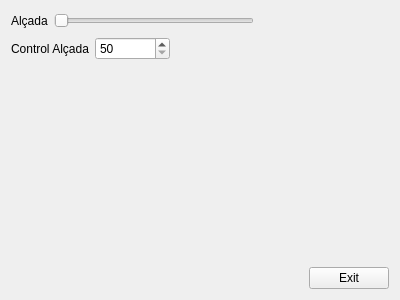
First picture: the form in blocs/bloc-QT/QT1/rellotge/MyForm.ui, repository alexcatmu/IDI-Fib, before the edit.
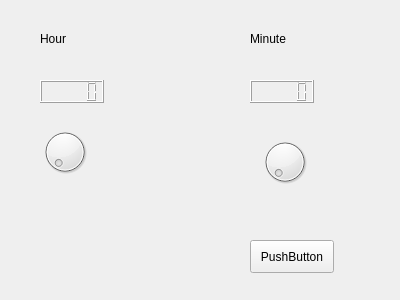
Second picture: the form after the edit.

The edit to the form file:
```diff
--- a/blocs/bloc-QT/QT1/rellotge/MyForm.ui
+++ b/blocs/bloc-QT/QT1/rellotge/MyForm.ui
@@ -13,147 +13,85 @@
   <property name="windowTitle">
    <string>Form</string>
   </property>
-  <layout class="QVBoxLayout" name="verticalLayout_2">
-   <item>
-    <layout class="QHBoxLayout" name="horizontalLayout">
-     <item>
-      <widget class="QLabel" name="label">
-       <property name="text">
-        <string>Alçada</string>
-       </property>
-      </widget>
-     </item>
-     <item>
-      <widget class="QSlider" name="horizontalSlider">
-       <property name="minimumSize">
-        <size>
-         <width>200</width>
-         <height>0</height>
-        </size>
-       </property>
-       <property name="maximumSize">
-        <size>
-         <width>400</width>
-         <height>16777215</height>
-        </size>
-       </property>
-       <property name="minimum">
-        <number>50</number>
-       </property>
-       <property name="maximum">
-        <number>220</number>
-       </property>
-       <property name="orientation">
-        <enum>Qt::Horizontal</enum>
-       </property>
-      </widget>
-     </item>
-     <item>
-      <spacer name="horizontalSpacer_3">
-       <property name="orientation">
-        <enum>Qt::Horizontal</enum>
-       </property>
-       <property name="sizeHint" stdset="0">
-        <size>
-         <width>40</width>
-         <height>20</height>
-        </size>
-       </property>
-      </spacer>
-     </item>
-    </layout>
-   </item>
-   <item>
-    <layout class="QHBoxLayout" name="horizontalLayout_2">
-     <item>
-      <widget class="QLabel" name="label_2">
-       <property name="text">
-        <string>Control Alçada</string>
-       </property>
-      </widget>
-     </item>
-     <item>
-      <widget class="QSpinBox" name="spinBox">
-       <property name="sizePolicy">
-        <sizepolicy hsizetype="Fixed" vsizetype="Fixed">
-         <horstretch>0</horstretch>
-         <verstretch>0</verstretch>
-        </sizepolicy>
-       </property>
-       <property name="minimumSize">
-        <size>
-         <width>75</width>
-         <height>0</height>
-        </size>
-       </property>
-       <property name="minimum">
-        <number>50</number>
-       </property>
-       <property name="maximum">
-        <number>220</number>
-       </property>
-      </widget>
-     </item>
-     <item>
-      <spacer name="horizontalSpacer_2">
-       <property name="orientation">
-        <enum>Qt::Horizontal</enum>
-       </property>
-       <property name="sizeHint" stdset="0">
-        <size>
-         <width>40</width>
-         <height>20</height>
-        </size>
-       </property>
-      </spacer>
-     </item>
-    </layout>
-   </item>
-   <item>
-    <layout class="QVBoxLayout" name="verticalLayout">
-     <item>
-      <spacer name="verticalSpacer">
-       <property name="orientation">
-        <enum>Qt::Vertical</enum>
-       </property>
-       <property name="sizeHint" stdset="0">
-        <size>
-         <width>20</width>
-         <height>40</height>
-        </size>
-       </property>
-      </spacer>
-     </item>
-     <item>
-      <layout class="QHBoxLayout" name="horizontalLayout_3">
-       <item>
-        <spacer name="horizontalSpacer">
-         <property name="orientation">
-          <enum>Qt::Horizontal</enum>
-         </property>
-         <property name="sizeHint" stdset="0">
-          <size>
-           <width>40</width>
-           <height>20</height>
-          </size>
-         </property>
-        </spacer>
-       </item>
-       <item>
-        <widget class="QPushButton" name="pushButton">
-         <property name="text">
-          <string>Exit</string>
-         </property>
-         <property name="shortcut">
-          <string>Ctrl+X</string>
-         </property>
-        </widget>
-       </item>
-      </layout>
-     </item>
-    </layout>
-   </item>
-  </layout>
+  <widget class="QLabel" name="label">
+   <property name="geometry">
+    <rect>
+     <x>40</x>
+     <y>30</y>
+     <width>54</width>
+     <height>17</height>
+    </rect>
+   </property>
+   <property name="text">
+    <string>Hour</string>
+   </property>
+  </widget>
+  <widget class="QLabel" name="label_2">
+   <property name="geometry">
+    <rect>
+     <x>250</x>
+     <y>30</y>
+     <width>54</width>
+     <height>17</height>
+    </rect>
+   </property>
+   <property name="text">
+    <string>Minute</string>
+   </property>
+  </widget>
+  <widget class="QLCDNumber" name="lcdNumber">
+   <property name="geometry">
+    <rect>
+     <x>40</x>
+     <y>80</y>
+     <width>64</width>
+     <height>23</height>
+    </rect>
+   </property>
+  </widget>
+  <widget class="QLCDNumber" name="lcdNumber_2">
+   <property name="geometry">
+    <rect>
+     <x>250</x>
+     <y>80</y>
+     <width>64</width>
+     <height>23</height>
+    </rect>
+   </property>
+  </widget>
+  <widget class="QDial" name="dial">
+   <property name="geometry">
+    <rect>
+     <x>40</x>
+     <y>120</y>
+     <width>50</width>
+     <height>64</height>
+    </rect>
+   </property>
+  </widget>
+  <widget class="QDial" name="dial_2">
+   <property name="geometry">
+    <rect>
+     <x>260</x>
+     <y>130</y>
+     <width>50</width>
+     <height>64</height>
+    </rect>
+   </property>
+  </widget>
+  <widget class="QPushButton" name="pushButton">
+   <property name="geometry">
+    <rect>
+     <x>250</x>
+     <y>240</y>
+     <width>84</width>
+     <height>33</height>
+    </rect>
+   </property>
+   <property name="text">
+    <string>PushButton</string>
+   </property>
+  </widget>
  </widget>
  <resources/>
  <connections>
```
Left out of the diff: 51 changed lines with no effect on the pictures.
